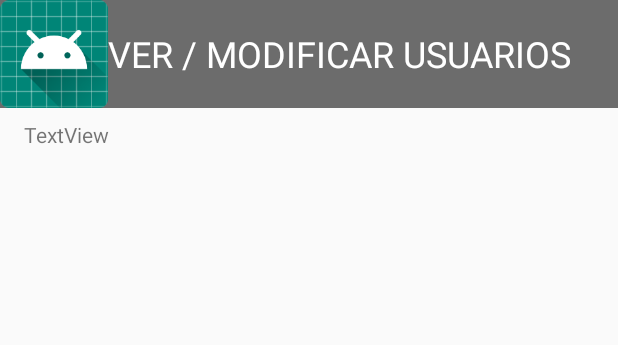
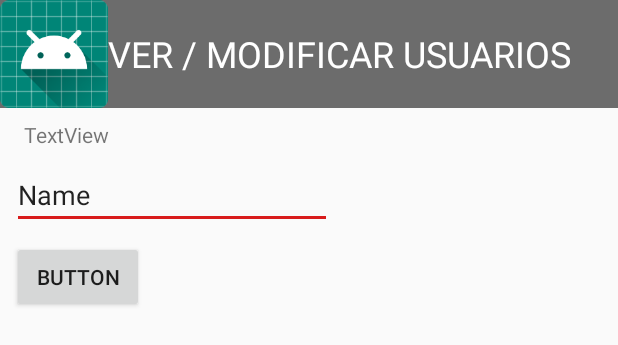
Before and after one commit to 093Mike/ProyectDamfinal, an Android app: the layout menugestiomod_veruser.xml on its own in the app's theme, with its tools: preview values and no code run, on a phone screen of 412 x 824 dp. Shown: the top 345 px of the screen. Run offline under Robolectric (Android 15) with nearby library versions, the phone set to English and light mode, and no system bars.

Commit message:
V.0.1.29

```diff
--- a/app/build.gradle
+++ b/app/build.gradle
@@ -9,7 +9,7 @@ android {
         targetSdkVersion 28
         versionCode 1
         versionName "0.0.1"
-        testInstrumentationRunner "android.support.test.runner.AndroidJUnitRunner"
+        testInstrumentationRunner "android.support.recibirNombre.runner.AndroidJUnitRunner"
     }
     buildTypes {
         release {
@@ -24,8 +24,8 @@ dependencies {
     implementation 'com.android.support:appcompat-v7:28.0.0'
     implementation 'com.android.support.constraint:constraint-layout:1.1.3'
     testImplementation 'junit:junit:4.12'
-    androidTestImplementation 'com.android.support.test:runner:1.0.2'
-    androidTestImplementation 'com.android.support.test.espresso:espresso-core:3.0.2'
+    androidTestImplementation 'com.android.support.recibirNombre:runner:1.0.2'
+    androidTestImplementation 'com.android.support.recibirNombre.espresso:espresso-core:3.0.2'
     implementation 'com.google.firebase:firebase-auth:16.2.1'
     implementation 'com.google.firebase:firebase-database:16.1.0'
     implementation 'com.android.support:support-compat:28.0.0'
--- a/app/src/main/java/com/example/proyectdam/Controlador/IntentsMenu.java
+++ b/app/src/main/java/com/example/proyectdam/Controlador/IntentsMenu.java
@@ -33,4 +33,5 @@ public class IntentsMenu {
         return intent;
     }
 
+
 }
--- a/app/src/main/res/layout/menugestiomod_veruser.xml
+++ b/app/src/main/res/layout/menugestiomod_veruser.xml
@@ -45,4 +45,29 @@
         app:layout_constraintStart_toStartOf="parent"
         app:layout_constraintTop_toBottomOf="@+id/linearLayout" />
 
+    <Button
+        android:id="@+id/button4"
+        android:layout_width="wrap_content"
+        android:layout_height="wrap_content"
+        android:layout_marginStart="8dp"
+        android:layout_marginLeft="8dp"
+        android:layout_marginTop="8dp"
+        android:text="Button"
+        android:onClick="modUser"
+        app:layout_constraintStart_toStartOf="parent"
+        app:layout_constraintTop_toBottomOf="@+id/editText7" />
+
+    <EditText
+        android:id="@+id/editText7"
+        android:layout_width="wrap_content"
+        android:layout_height="wrap_content"
+        android:layout_marginStart="8dp"
+        android:layout_marginLeft="8dp"
+        android:layout_marginTop="8dp"
+        android:ems="10"
+        android:inputType="textPersonName"
+        android:text="Name"
+        app:layout_constraintStart_toStartOf="parent"
+        app:layout_constraintTop_toBottomOf="@+id/textView" />
+
 </android.support.constraint.ConstraintLayout>
```
Also changed, not shown: app/src/main/java/com/example/proyectdam/Controlador/Activitys/GestioUser/C_Activity_GestioUserModVer.java (added, +34 -0 lines), app/src/main/java/com/example/proyectdam/Vista/Activity/Activity_GestioUserModVer.java (added, +38 -0 lines), 2 other files.
